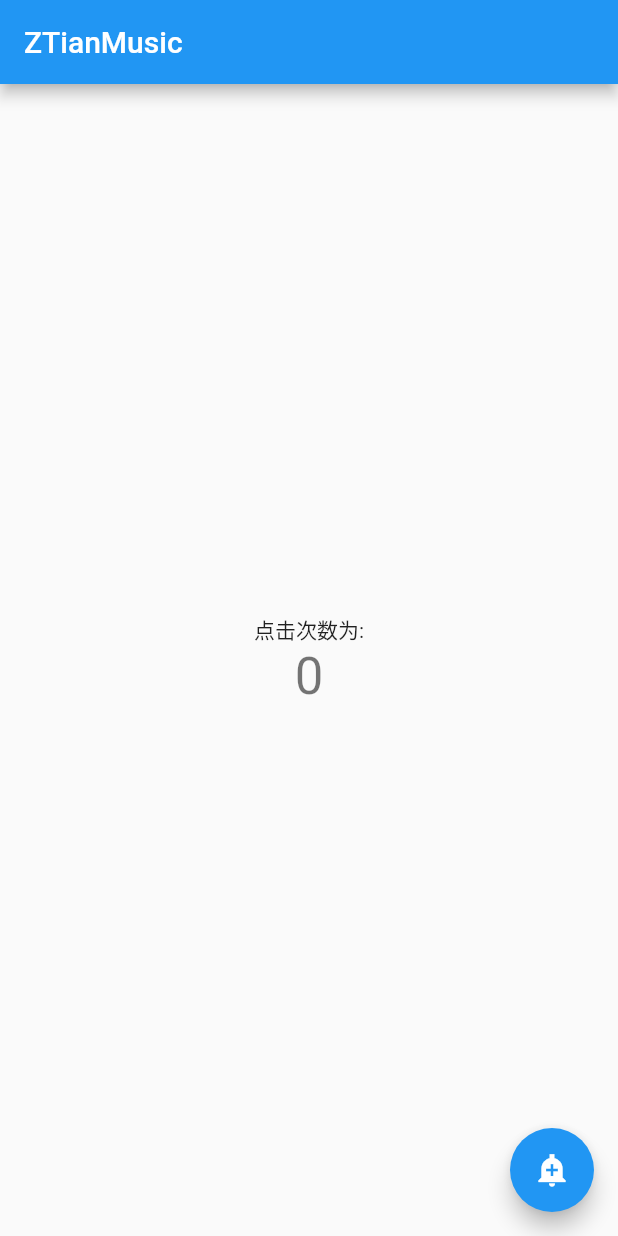
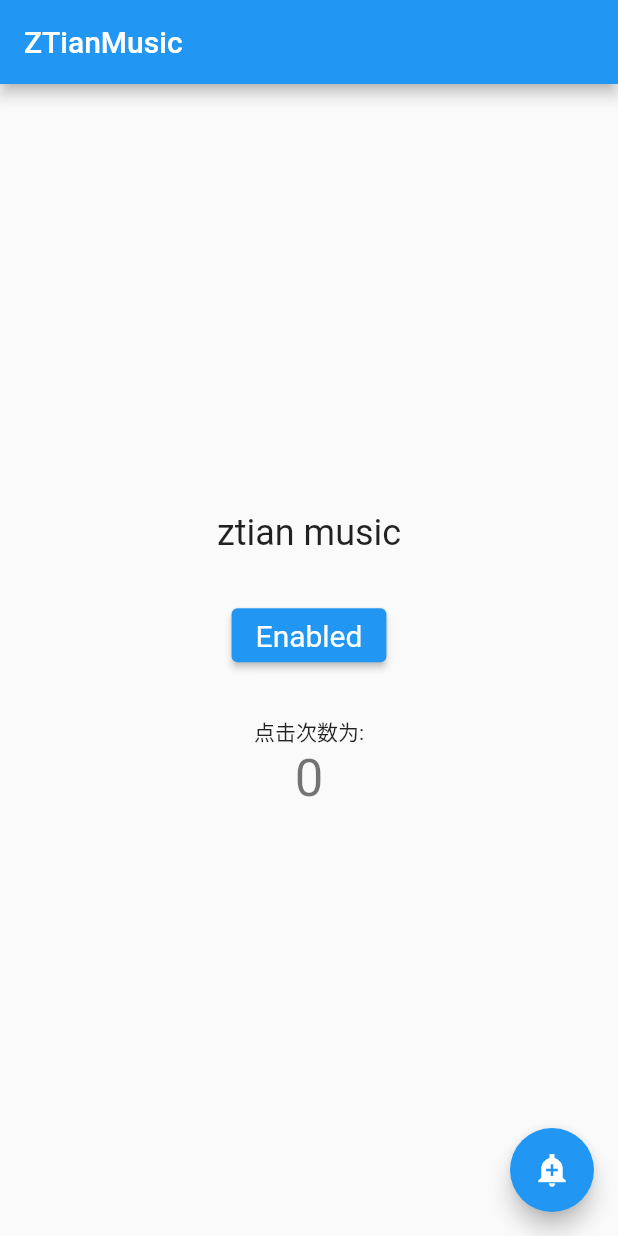
Before and after one commit to biubiiubiu/ztian-music-app, a Flutter app: the screen it shows after launch, on a phone screen of 412 x 824 dp. Run offline on Flutter 3.47's test engine with Material 2 defaults, Android fonts, the phone set to English and light mode, and no system bars.

Commit message:
app网络请求跑通

```diff
--- a/lib/main.dart
+++ b/lib/main.dart
@@ -1,4 +1,5 @@
 import 'package:flutter/material.dart';
+import 'package:ztian_music_app/api/hello.dart';
 
 void main() {
   runApp(const MyApp());
@@ -49,26 +50,24 @@ class MyHomePage extends StatefulWidget {
 
 class _MyHomePageState extends State<MyHomePage> {
   int _counter = 0;
+  String message = "ztian music";
+  final ButtonStyle buttonStyle =
+      ElevatedButton.styleFrom(textStyle: const TextStyle(fontSize: 20));
 
   void _incrementCounter() {
     setState(() {
-      // This call to setState tells the Flutter framework that something has
-      // changed in this State, which causes it to rerun the build method below
-      // so that the display can reflect the updated values. If we changed
-      // _counter without calling setState(), then the build method would not be
-      // called again, and so nothing would appear to happen.
       _counter++;
     });
   }
 
+  void _fetchData() {
+    sayHello().then((value) => setState(() {
+          message = value;
+        }));
+  }
+
   @override
   Widget build(BuildContext context) {
-    // This method is rerun every time setState is called, for instance as done
-    // by the _incrementCounter method above.
-    //
-    // The Flutter framework has been optimized to make rerunning build methods
-    // fast, so that you can just rebuild anything that needs updating rather
-    // than having to individually change instances of widgets.
     return Scaffold(
       appBar: AppBar(
         // Here we take the value from the MyHomePage object that was created by
@@ -76,25 +75,17 @@ class _MyHomePageState extends State<MyHomePage> {
         title: Text(widget.title),
       ),
       body: Center(
-        // Center is a layout widget. It takes a single child and positions it
-        // in the middle of the parent.
         child: Column(
-          // Column is also a layout widget. It takes a list of children and
-          // arranges them vertically. By default, it sizes itself to fit its
-          // children horizontally, and tries to be as tall as its parent.
-          //
-          // Invoke "debug painting" (press "p" in the console, choose the
-          // "Toggle Debug Paint" action from the Flutter Inspector in Android
-          // Studio, or the "Toggle Debug Paint" command in Visual Studio Code)
-          // to see the wireframe for each widget.
-          //
-          // Column has various properties to control how it sizes itself and
-          // how it positions its children. Here we use mainAxisAlignment to
-          // center the children vertically; the main axis here is the vertical
-          // axis because Columns are vertical (the cross axis would be
-          // horizontal).
           mainAxisAlignment: MainAxisAlignment.center,
           children: <Widget>[
+            Text(message, style: Theme.of(context).textTheme.headline5),
+            const SizedBox(height: 30),
+            ElevatedButton(
+              style: buttonStyle,
+              onPressed: _fetchData,
+              child: const Text('Enabled'),
+            ),
+            const SizedBox(height: 30),
             const Text(
               '点击次数为:',
             ),
--- a/pubspec.yaml
+++ b/pubspec.yaml
@@ -34,6 +34,7 @@ dependencies:
   # The following adds the Cupertino Icons font to your application.
   # Use with the CupertinoIcons class for iOS style icons.
   cupertino_icons: ^1.0.2
+  http: ^0.13.4
 
 dev_dependencies:
   flutter_test:
```
Also changed, not shown: lib/api/hello.dart (added, +13 -0 lines), pubspec.lock.
